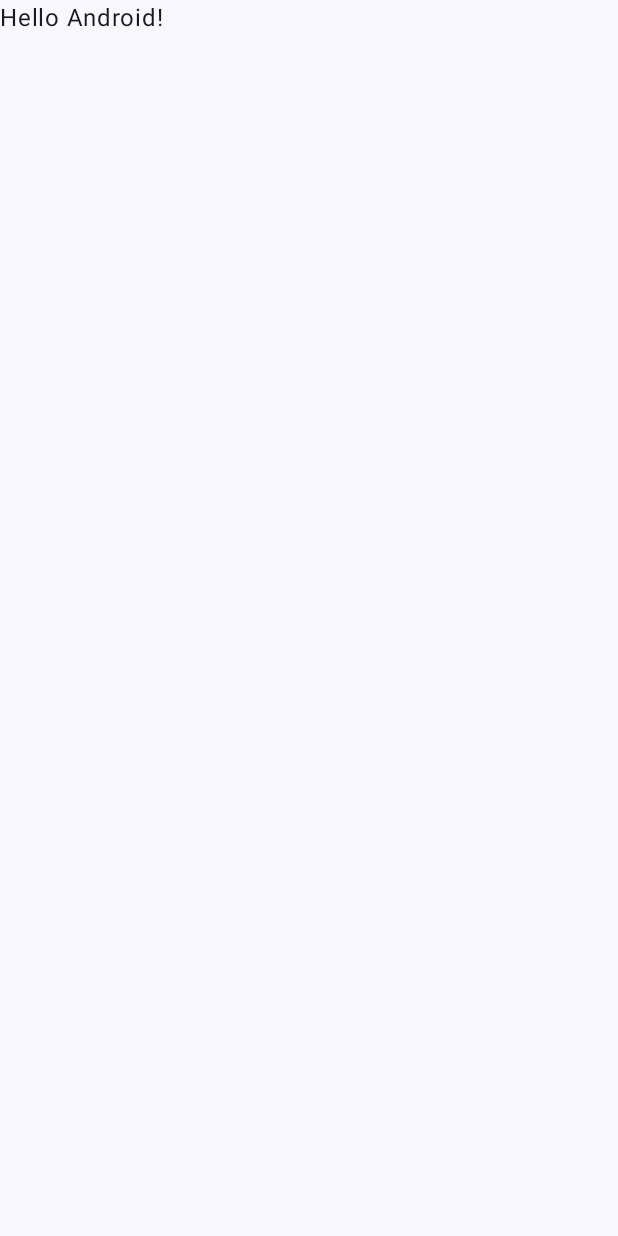
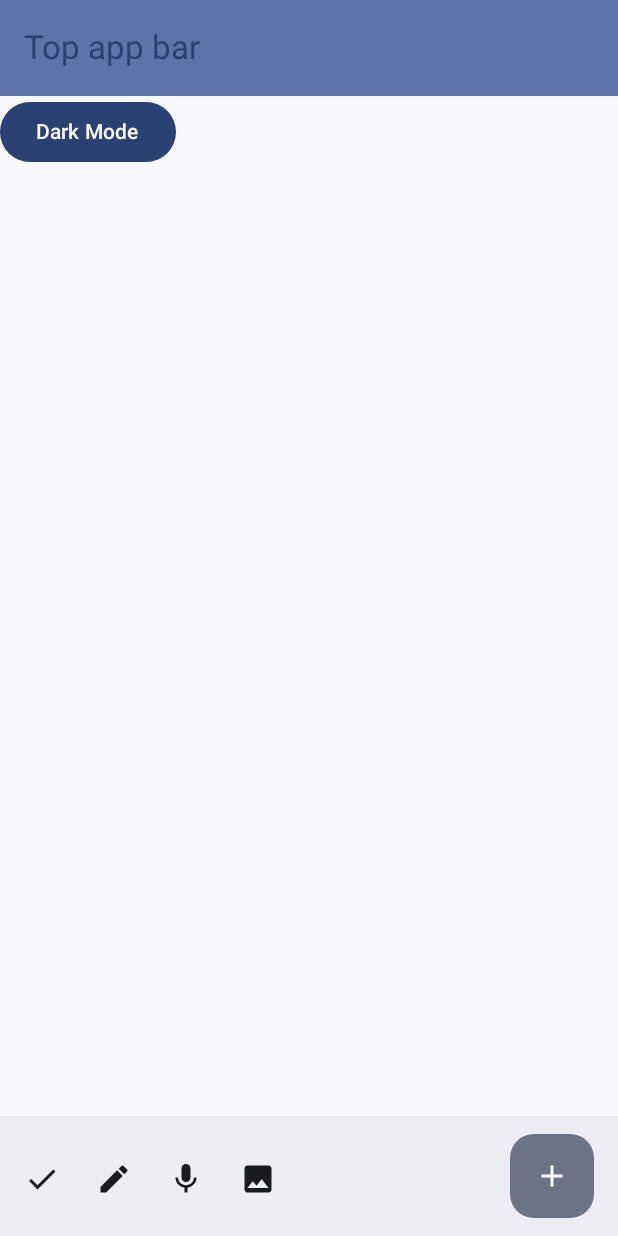
Before and after one commit to CSWanigasooriya/Trazer, an Android app built with Jetpack Compose: the screen it shows after launch (MainActivity), on a phone screen of 412 x 824 dp. Before the commit the screen is almost empty. Run offline under Robolectric (Android 15) with nearby library versions, the phone set to English and light mode, and no system bars.

Commit message:
Add extended icons

```diff
--- a/app/build.gradle.kts
+++ b/app/build.gradle.kts
@@ -49,6 +49,7 @@ dependencies {
     implementation(libs.androidx.ui.graphics)
     implementation(libs.androidx.ui.tooling.preview)
     implementation(libs.androidx.material3)
+    implementation(libs.material.icons.extended)
     testImplementation(libs.junit)
     androidTestImplementation(libs.androidx.junit)
     androidTestImplementation(libs.androidx.espresso.core)
--- a/app/src/main/java/com/flaze/trazer/MainActivity.kt
+++ b/app/src/main/java/com/flaze/trazer/MainActivity.kt
@@ -4,13 +4,33 @@ import android.os.Bundle
 import androidx.activity.ComponentActivity
 import androidx.activity.compose.setContent
 import androidx.activity.enableEdgeToEdge
-import androidx.compose.foundation.layout.fillMaxSize
+import androidx.compose.foundation.isSystemInDarkTheme
 import androidx.compose.foundation.layout.padding
+import androidx.compose.material.icons.Icons
+import androidx.compose.material.icons.filled.Add
+import androidx.compose.material.icons.filled.Check
+import androidx.compose.material.icons.filled.Edit
+import androidx.compose.material.icons.filled.Image
+import androidx.compose.material.icons.filled.Mic
+import androidx.compose.material3.BottomAppBar
+import androidx.compose.material3.BottomAppBarDefaults
+import androidx.compose.material3.Button
+import androidx.compose.material3.ExperimentalMaterial3Api
+import androidx.compose.material3.FloatingActionButton
+import androidx.compose.material3.FloatingActionButtonDefaults
+import androidx.compose.material3.Icon
+import androidx.compose.material3.IconButton
+import androidx.compose.material3.MaterialTheme
 import androidx.compose.material3.Scaffold
 import androidx.compose.material3.Text
+import androidx.compose.material3.TopAppBar
+import androidx.compose.material3.TopAppBarDefaults.topAppBarColors
 import androidx.compose.runtime.Composable
+import androidx.compose.runtime.getValue
+import androidx.compose.runtime.mutableStateOf
+import androidx.compose.runtime.remember
+import androidx.compose.runtime.setValue
 import androidx.compose.ui.Modifier
-import androidx.compose.ui.tooling.preview.Preview
 import com.flaze.trazer.ui.theme.TrazerTheme
 
 class MainActivity : ComponentActivity() {
@@ -19,29 +39,73 @@ class MainActivity : ComponentActivity() {
         enableEdgeToEdge()
         setContent {
             TrazerTheme {
-                Scaffold(modifier = Modifier.fillMaxSize()) { innerPadding ->
-                    Greeting(
-                        name = "Android",
-                        modifier = Modifier.padding(innerPadding)
-                    )
-                }
+                Layout()
             }
         }
     }
 }
 
+@OptIn(ExperimentalMaterial3Api::class)
 @Composable
-fun Greeting(name: String, modifier: Modifier = Modifier) {
-    Text(
-        text = "Hello $name!",
-        modifier = modifier
-    )
-}
+fun Layout() {
+    val currentIsDarkMode = isSystemInDarkTheme()
+    var isDarkMode by remember { mutableStateOf(currentIsDarkMode) }
 
-@Preview(showBackground = true)
-@Composable
-fun GreetingPreview() {
-    TrazerTheme {
-        Greeting("Android")
+    fun toggleDarkMode() {
+        isDarkMode = !isDarkMode
+    }
+
+    Scaffold(
+        topBar = {
+            TopAppBar(colors = topAppBarColors(
+                containerColor = MaterialTheme.colorScheme.primaryContainer,
+                titleContentColor = MaterialTheme.colorScheme.primary,
+            ), title = {
+                Text("Top app bar")
+            })
+        },
+        bottomBar = {
+            BottomAppBar(
+                actions = {
+                    IconButton(onClick = { /* do something */ }) {
+                        Icon(Icons.Filled.Check, contentDescription = "Localized description")
+                    }
+                    IconButton(onClick = { /* do something */ }) {
+                        Icon(
+                            Icons.Filled.Edit,
+                            contentDescription = "Localized description",
+                        )
+                    }
+                    IconButton(onClick = { /* do something */ }) {
+                        Icon(
+                            Icons.Filled.Mic,
+                            contentDescription = "Localized description",
+                        )
+                    }
+                    IconButton(onClick = { /* do something */ }) {
+                        Icon(
+                            Icons.Filled.Image,
+                            contentDescription = "Localized description",
+                        )
+                    }
+                },
+                floatingActionButton = {
+                    FloatingActionButton(
+                        onClick = { /* do something */ },
+                        containerColor = BottomAppBarDefaults.bottomAppBarFabColor,
+                        elevation = FloatingActionButtonDefaults.bottomAppBarFabElevation()
+                    ) {
+                        Icon(Icons.Filled.Add, "Localized description")
+                    }
+                }
+            )
+        },
+    ) { innerPadding ->
+        Button(
+            onClick = { toggleDarkMode() },
+            modifier = Modifier.padding(innerPadding)
+        ) {
+            Text(if (isDarkMode) "Light Mode" else "Dark Mode")
+        }
     }
 }
--- a/gradle/libs.versions.toml
+++ b/gradle/libs.versions.toml
@@ -24,6 +24,7 @@ androidx-ui-tooling-preview = { group = "androidx.compose.ui", name = "ui-toolin
 androidx-ui-test-manifest = { group = "androidx.compose.ui", name = "ui-test-manifest" }
 androidx-ui-test-junit4 = { group = "androidx.compose.ui", name = "ui-test-junit4" }
 androidx-material3 = { group = "androidx.compose.material3", name = "material3" }
+material-icons-extended = {group ="androidx.compose.material", name = "material-icons-extended"}
 
 [plugins]
 android-application = { id = "com.android.application", version.ref = "agp" }
```
